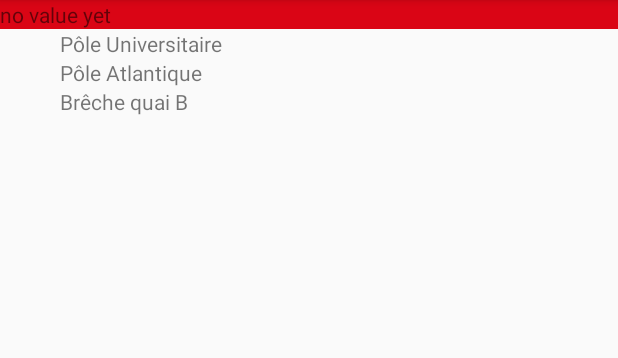
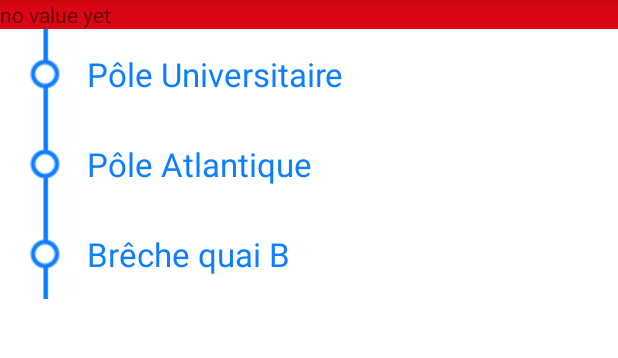
Before and after one commit to dcz-switcher/niortbus, an Android app: the screen it shows after launch (MainActivity), on a phone screen of 412 x 824 dp, the part 84-442 px from its top. Run offline under Robolectric (Android 15) with nearby library versions, the phone set to English and light mode, and no system bars.

Commit message:
add stop image in detail view

```diff
--- a/app/src/main/res/layout/fragment_line_detail.xml
+++ b/app/src/main/res/layout/fragment_line_detail.xml
@@ -18,7 +18,8 @@
     <android.support.v7.widget.RecyclerView
         android:id="@+id/stop_list"
         android:layout_width="match_parent"
-        android:layout_height="match_parent"/>
+        android:layout_height="match_parent"
+        android:background="@android:color/white"/>
 
 
 </LinearLayout>
--- a/app/src/main/res/layout/stop_list_item.xml
+++ b/app/src/main/res/layout/stop_list_item.xml
@@ -5,16 +5,23 @@
     android:layout_width="match_parent"
     android:layout_height="wrap_content">
 
-    <FrameLayout
-        android:layout_width="60px"
-        android:layout_height="match_parent">
-
-    </FrameLayout>
+    <ImageView
+        android:layout_width="wrap_content"
+        android:layout_height="wrap_content"
+        android:contentDescription="@string/textview_default"
+        android:paddingEnd="10dp"
+        android:paddingStart="20dp"
+        android:src="@drawable/stop"/>
 
     <TextView
         android:id="@+id/stop_name"
         android:layout_width="match_parent"
         android:layout_height="match_parent"
-        android:text="@string/textview_default"/>
+        android:gravity="center_vertical"
+        android:paddingEnd="8dp"
+        android:paddingStart="8dp"
+        android:text="@string/textview_default"
+        android:textColor="@color/lineDetail"
+        android:textSize="@dimen/lineDetail_stop"/>
 
 </LinearLayout>
--- a/app/src/main/res/values/colors.xml
+++ b/app/src/main/res/values/colors.xml
@@ -20,5 +20,6 @@
     <color name="line7">#7E4D75</color>
     <color name="line7_secondary">#A1829F</color>
 
+    <color name="lineDetail">#0C7EFF</color>
 
 </resources>
--- a/app/src/main/res/values/dimens.xml
+++ b/app/src/main/res/values/dimens.xml
@@ -4,4 +4,6 @@
 
     <dimen name="listLine_textSize">20sp</dimen>
 
+    <dimen name="lineDetail_stop">22sp</dimen>
+
 </resources>
```
Also changed, not shown: app/src/main/res/drawable/stop_background.xml (deleted, +0 -13 lines), app/src/main/res/drawable/stop.png (added).
